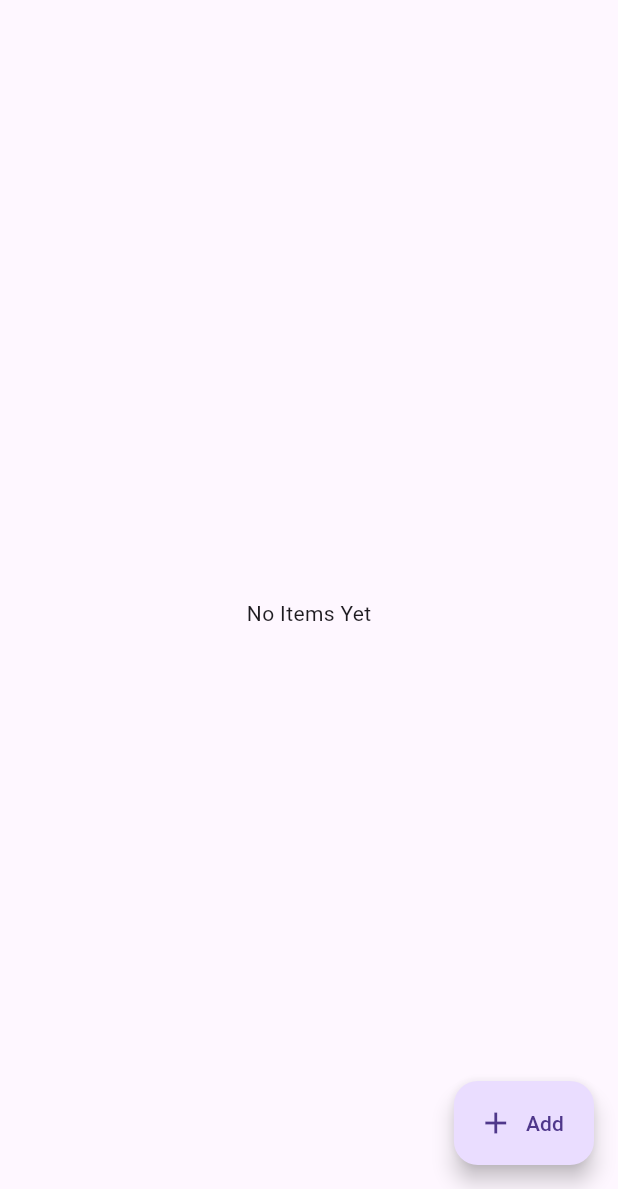
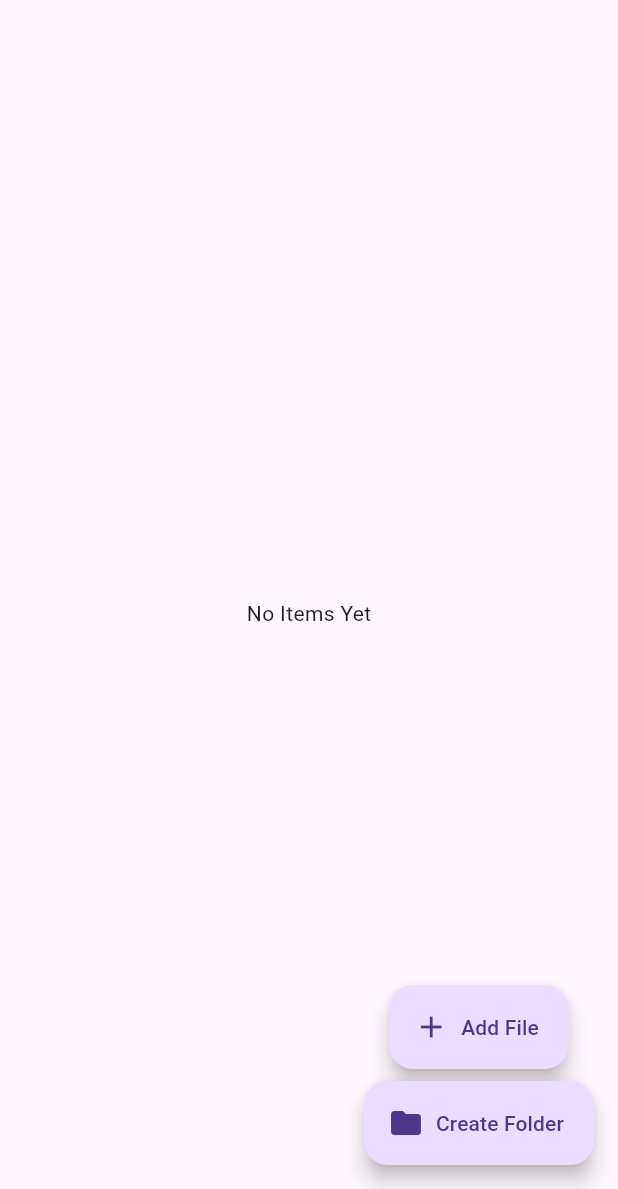
Before and after one commit to laguna-studios/vault, a Flutter app: the screen it shows after launch, after a tap on "Open Vault", on a phone screen of 412 x 824 dp, the part 47-1236 px from its top. Run offline on Flutter 3.47's test engine with Material 3 defaults, Android fonts, the phone set to English and light mode, and no system bars; our stand-ins replace dartx, file_picker, gap.

Commit message:
create folders

```diff
--- a/lib/data/repository/vault_repository.dart
+++ b/lib/data/repository/vault_repository.dart
@@ -30,4 +30,8 @@ class VaultRepository {
   Future<void> deleteFile(String path) async {
     _vaultDatasource.deleteFile(join(_vault, path));
   }
+
+  Future<void> createDirectory(String path) async {
+    _vaultDatasource.createDirectory(join(_vault, path));
+  }
 }
--- a/lib/ui/core/screen/file_viewer_screen.dart
+++ b/lib/ui/core/screen/file_viewer_screen.dart
@@ -31,8 +31,8 @@ class _FileViewerScreenState extends State<FileViewerScreen> {
       backgroundColor: Colors.black,
       body: PageView.builder(
         controller: _pageController,
-        itemCount: viewModel.items.length,
-        itemBuilder: (context, index) => _FileViewer(viewModel.items.elementAt(index)),
+        itemCount: viewModel.files.length,
+        itemBuilder: (context, index) => _FileViewer(viewModel.files.elementAt(index)),
       ),
     );
   }
--- a/lib/ui/core/screen/vault_screen.dart
+++ b/lib/ui/core/screen/vault_screen.dart
@@ -2,6 +2,7 @@ import "dart:io";
 
 import "package:dartx/dartx_io.dart";
 import "package:flutter/material.dart";
+import "package:gap/gap.dart";
 import "package:provider/provider.dart";
 import "package:vault/context_extension.dart";
 import "package:vault/ui/core/screen/file_viewer_screen.dart";
@@ -40,6 +41,8 @@ class VaultScreen extends StatelessWidget {
               ),
         body: Builder(
           builder: (context) {
+            if (viewModel.loading) return Center(child: CircularProgressIndicator());
+
             return Column(
               children: [
                 if (viewModel.location.isNotEmpty)
@@ -77,13 +80,49 @@ class VaultScreen extends StatelessWidget {
         floatingActionButton: viewModel.isSelectionActive
             ? FloatingActionButton.extended(
                 onPressed: viewModel.deleteSelection, label: Text("Delete"), icon: Icon(Icons.delete))
-            : FloatingActionButton.extended(
-                onPressed: viewModel.addFiles,
-                label: Text("Add"),
-                icon: Icon(Icons.add),
+            : Column(
+                mainAxisSize: MainAxisSize.min,
+                children: [
+                  FloatingActionButton.extended(
+                    heroTag: 0,
+                    onPressed: viewModel.addFiles,
+                    label: Text("Add File"),
+                    icon: Icon(Icons.add),
+                  ),
+                  Gap(8),
+                  FloatingActionButton.extended(
+                    heroTag: 1,
+                    onPressed: () => _openCreateFolderDialog(context),
+                    label: Text("Create Folder"),
+                    icon: Icon(Icons.folder),
+                  ),
+                ],
               ),
       ),
     );
+  }
+
+  void _openCreateFolderDialog(BuildContext context) {
+    final VaultViewModel viewModel = context.read();
+    final TextEditingController controller = TextEditingController();
+
+    showDialog(
+        context: context,
+        builder: (context) {
+          return AlertDialog(
+            title: Text("Create New Folder"),
+            content: TextField(controller: controller),
+            actions: [
+              TextButton(onPressed: Navigator.of(context).pop, child: Text("Cancel")),
+              TextButton(
+                  onPressed: () {
+                    viewModel.createDirectory(controller.text);
+                    Navigator.of(context).pop();
+                  },
+                  child: Text("OK")),
+            ],
+          );
+        });
   }
 
   void _onTap(BuildContext context, int index) {
--- a/lib/ui/viewmodel/vault_viewmodel.dart
+++ b/lib/ui/viewmodel/vault_viewmodel.dart
@@ -30,6 +30,7 @@ class VaultViewModel extends ChangeNotifier {
 
   bool get isListViewMode => _isListViewMode;
   Iterable<FileSystemEntity> get items => _items;
+  Iterable<File> get files => _items.whereType<File>();
   String get location => joinAll(_location.map((e) => e.name));
 
   void toggleItem(int index) {
@@ -56,6 +57,9 @@ class VaultViewModel extends ChangeNotifier {
       notifyListeners();
     } catch (e) {
       _error = e.toString();
+      notifyListeners();
+    } finally {
+      _loading = false;
       notifyListeners();
     }
   }
@@ -102,4 +106,9 @@ class VaultViewModel extends ChangeNotifier {
       loadVaultContent();
     }
   }
+
+  Future<void> createDirectory(String name) async {
+    _vaultRepository.createDirectory(join(location, name));
+    loadVaultContent();
+  }
 }
```
